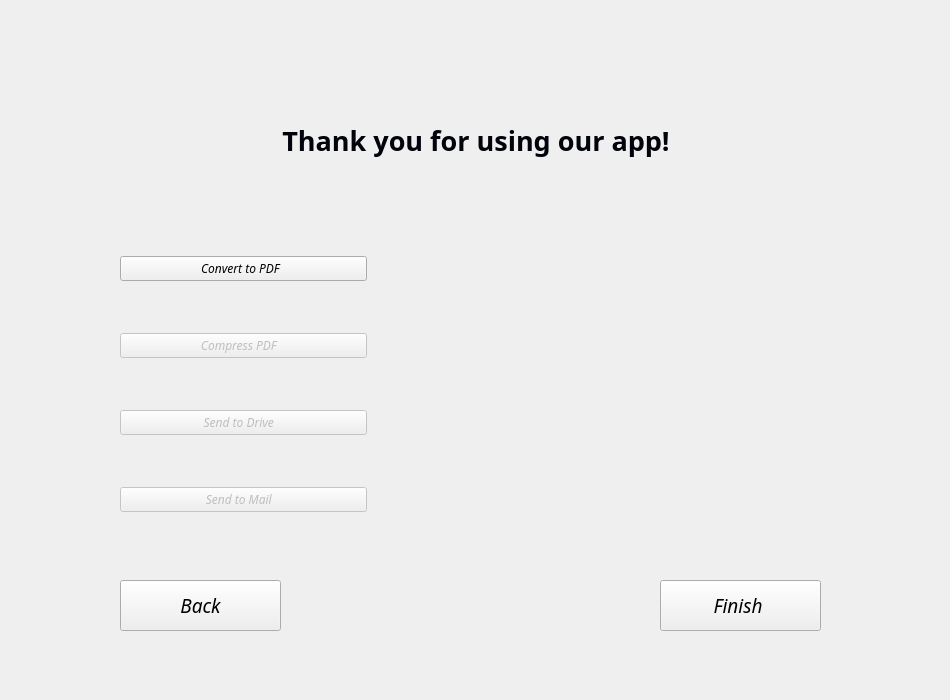
This is Descan/forms/mainwindow.ui in ratspeaker/descan as Qt 5 draws it before an edit. The edited form follows.
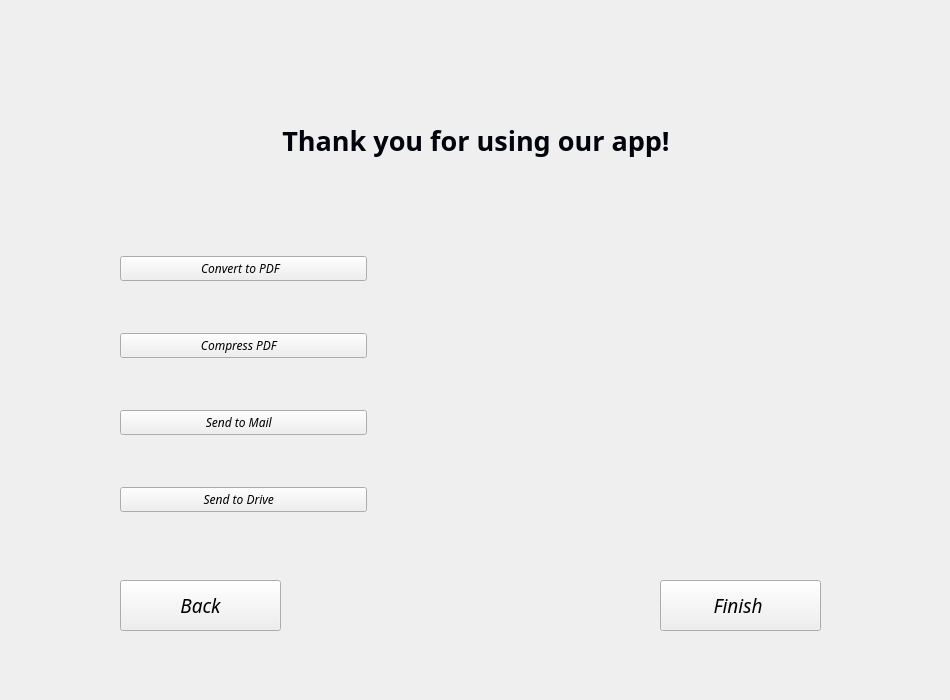
This is the edited form. The open tabs and pages were chosen to show the change. Icons and pictures are not drawn.

What changed in the file:
```diff
--- a/Descan/forms/mainwindow.ui
+++ b/Descan/forms/mainwindow.ui
@@ -1050,7 +1050,7 @@
       <item>
        <widget class="QPushButton" name="pbCompress">
         <property name="enabled">
-         <bool>false</bool>
+         <bool>true</bool>
         </property>
         <property name="font">
          <font>
@@ -1067,33 +1067,7 @@
         </property>
         <property name="iconSize">
          <size>
-          <width>40</width>
-          <height>40</height>
-         </size>
-        </property>
-       </widget>
-      </item>
-      <item>
-       <widget class="QPushButton" name="pbDrive">
-        <property name="enabled">
-         <bool>false</bool>
-        </property>
-        <property name="font">
-         <font>
-          <family>Ubuntu Condensed</family>
-          <italic>true</italic>
-         </font>
-        </property>
-        <property name="text">
-         <string>Send to Drive   </string>
-        </property>
-        <property name="icon">
-         <iconset resource="../resources.qrc">
-          <normaloff>:/icons/icons/iconfinder_drive.png</normaloff>:/icons/icons/iconfinder_drive.png</iconset>
-        </property>
-        <property name="iconSize">
-         <size>
-          <width>40</width>
+          <width>30</width>
           <height>40</height>
          </size>
         </property>
@@ -1102,7 +1076,7 @@
       <item>
        <widget class="QPushButton" name="pbMail">
         <property name="enabled">
-         <bool>false</bool>
+         <bool>true</bool>
         </property>
         <property name="font">
          <font>
@@ -1122,7 +1096,33 @@
         </property>
         <property name="iconSize">
          <size>
-          <width>40</width>
+          <width>35</width>
+          <height>40</height>
+         </size>
+        </property>
+       </widget>
+      </item>
+      <item>
+       <widget class="QPushButton" name="pbDrive">
+        <property name="enabled">
+         <bool>true</bool>
+        </property>
+        <property name="font">
+         <font>
+          <family>Ubuntu Condensed</family>
+          <italic>true</italic>
+         </font>
+        </property>
+        <property name="text">
+         <string>Send to Drive   </string>
+        </property>
+        <property name="icon">
+         <iconset resource="../resources.qrc">
+          <normaloff>:/icons/icons/iconfinder_drive.png</normaloff>:/icons/icons/iconfinder_drive.png</iconset>
+        </property>
+        <property name="iconSize">
+         <size>
+          <width>30</width>
           <height>40</height>
          </size>
         </property>
```
Left out of the diff: 4 changed lines with no effect on the pictures.
